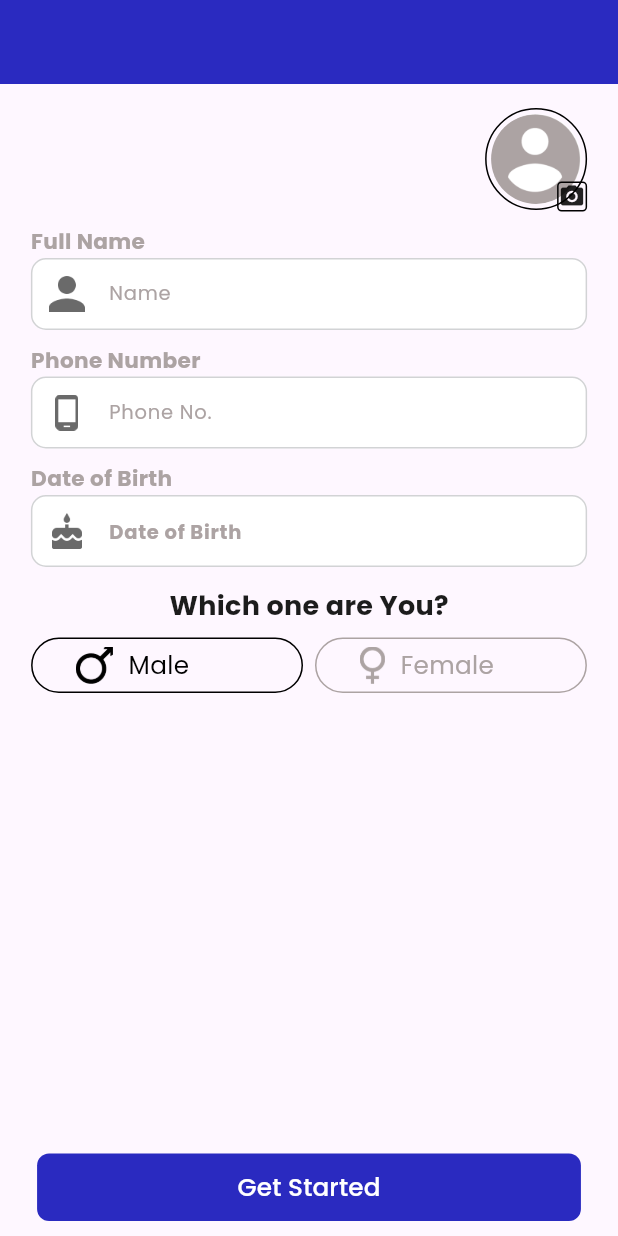
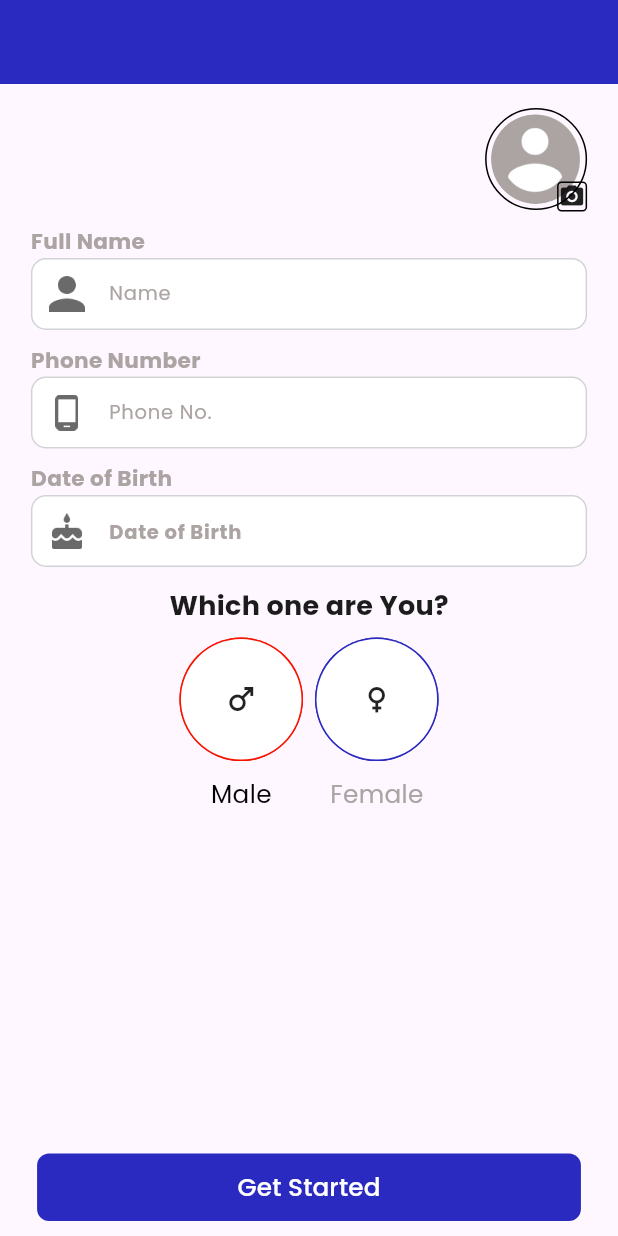
Before and after one commit to maan78612/docSheli_updated, a Flutter app: the PatientSignUp screen opened directly with empty values, on a phone screen of 412 x 824 dp. Run offline on Flutter 3.47's test engine with Material 3 defaults, Android fonts, the light colour scheme and no system bars; drawn by our look-alikes of circular_profile_avatar; our stand-ins replace bot_toast, cloud_firestore, date_picker_timeline, firebase_auth, firebase_core, firebase_storage and 11 more; accounts and stored records are empty.

Commit message:
run code with updated plugins

```diff
--- a/lib/ui/patient/doctors_list.dart
+++ b/lib/ui/patient/doctors_list.dart
@@ -163,8 +163,6 @@ class _DoctorsListState extends State<DoctorsList> {
           SpecialityModal sp = Provider.of<AuthProvider>(context, listen: false)
               .specialities
               .firstWhere((sp) {
-                print(sp.id);
-                print(doctor.specialityId);
             return sp.id == doctor.specialityId!;
           });
           return buildDoctorCard(user, doctor, sp);
@@ -317,6 +315,8 @@ class _DoctorsListState extends State<DoctorsList> {
   Widget buildDoctorActionButton(String text, VoidCallback onPressed) {
     return GestureDetector(
       onTap: onPressed,
+      child: Align(
+        alignment: Alignment.center,
         child: Container(
           width: Get.width * 0.35,
           height: Get.height * 0.05,
@@ -337,6 +337,7 @@ class _DoctorsListState extends State<DoctorsList> {
                 fontWeight: FontWeight.w700,
               ),
               textAlign: TextAlign.center,
+            ),
           ),
         ),
       ),
--- a/lib/ui/shared/phone_number.dart
+++ b/lib/ui/shared/phone_number.dart
@@ -15,9 +15,10 @@ class _PhoneNumberScreenState extends State<PhoneNumberScreen> {
   FocusNode numberFocus = new FocusNode();
 
   PhoneNumber initialPhoneValue = PhoneNumber(isoCode: 'IL', dialCode: "+972");
+  String phoneNumber = "";
 
   TextEditingController phoneNumberCon = TextEditingController();
-  String phoneNumber = "";
+
 
   @override
   Widget build(BuildContext context) {
--- a/lib/ui/sign_up/patient_signup.dart
+++ b/lib/ui/sign_up/patient_signup.dart
@@ -277,7 +277,7 @@ class _PatientSignUpState extends State<PatientSignUp> {
   }
 
   Widget _genderSelectionButtonEdit(
-      int index, DoctorProvider model, String title, img) {
+      int index, DoctorProvider model, String title, IconData img) {
     return GestureDetector(
       onTap: () {
         model.genderSelectedFunc(index);
@@ -288,7 +288,7 @@ class _PatientSignUpState extends State<PatientSignUp> {
         children: [
           CircularProfileAvatar(
             "",
-            child: Image.asset(img),
+            child: Icon(img),
             borderWidth: 1,
             radius: Get.width * 0.1,
             borderColor: model.genderSelected == index
@@ -329,19 +329,11 @@ class _PatientSignUpState extends State<PatientSignUp> {
           Row(
             mainAxisAlignment: MainAxisAlignment.center,
             children: [
-              widget.isProfile
-                  ? _genderSelectionButtonEdit(
-                      0, model, "Male", AppConfig.images.signUpMale)
-                  : _genderSelectionButton(
-                      0, model, "Male", AppConfig.images.male),
+              _genderSelectionButtonEdit(0, model, "Male", Icons.male),
               SizedBox(
                 width: !widget.isProfile ? 8 : Get.width * 0.1,
               ),
-              widget.isProfile
-                  ? _genderSelectionButtonEdit(
-                      1, model, "Female", AppConfig.images.signUpFemale)
-                  : _genderSelectionButton(
-                      1, model, "Female", AppConfig.images.female),
+              _genderSelectionButtonEdit(1, model, "Female", Icons.female)
             ],
           ),
         ],
```
Also changed, not shown: lib/ui/sign_up/doctor_signup.dart (+0 -7 lines). Lines whose indentation alone changed are shown as unchanged.
